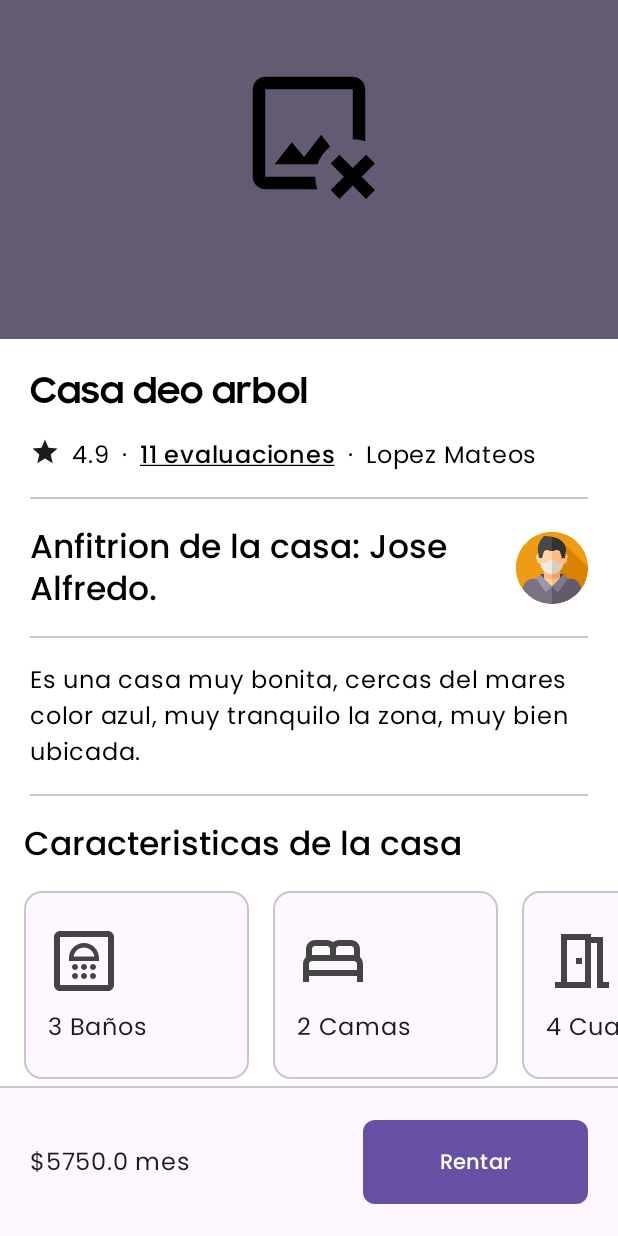
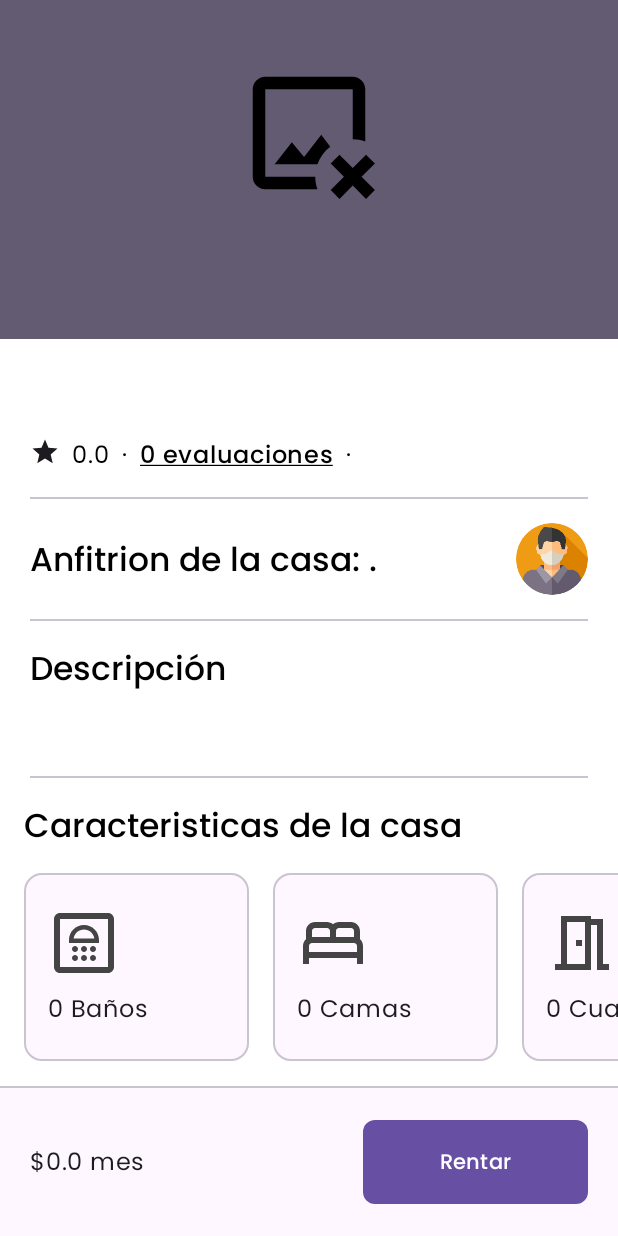
Before and after one commit to ALDAIR301098/RentMe, an Android app built with Jetpack Compose: the @Preview function HouseDetailScreenPreview, on a phone screen of 412 x 824 dp. Run offline under Robolectric (Android 15) with nearby library versions, the phone set to English and light mode, and no system bars; our stand-ins replace Firebase (no records; nobody signed in at launch, a user with empty details on screens opened directly), accompanist, constraintlayout-compose; 2 statements that could not run were skipped.

Commit message:
Se implementaron la mayoria de funciones solo quedan algunas cuantas mas y detalles.

```diff
--- a/app/build.gradle
+++ b/app/build.gradle
@@ -90,6 +90,7 @@ dependencies {
     //PAGER
     implementation "com.google.accompanist:accompanist-placeholder-material:0.28.0"
     implementation "com.google.accompanist:accompanist-pager:0.28.0"
+    implementation "com.google.accompanist:accompanist-pager-indicators:0.28.0"
 
     //FIREBASE
     implementation platform('com.google.firebase:firebase-bom:31.1.0')
--- a/app/src/main/java/com/softgames/rentme/domain/model/House.kt
+++ b/app/src/main/java/com/softgames/rentme/domain/model/House.kt
@@ -8,8 +8,9 @@ import com.softgames.rentme.domain.model.RentMeUser.*
 data class House(
     @get: Exclude var id: String = "",
     var name: String = "",
+    var hostId: String = "",
     var hostName: String = "",
-    var hostPhoto: String? = "",
+    var hostPhoto: String? = null,
     var colony: String = "",
     var description: String = "",
     var price: Float = 0.0f,
@@ -26,6 +27,7 @@ fun DocumentSnapshot.toHouse() =
     House(
         id = id,
         name = getString("name")!!,
+        hostId = getString("hostId")!!,
         hostName = getString("hostName")!!,
         hostPhoto = getString("hostPhoto"),
         colony = getString("colony")!!,
@@ -35,6 +37,7 @@ fun DocumentSnapshot.toHouse() =
         rooms = getLong("rooms")!!.toInt(),
         beds = getLong("beds")!!.toInt(),
         bathrooms = getLong("bathrooms")!!.toInt(),
+        photoList = get("photoList") as List<Uri>,
         rating = getDouble("rating")!!.toFloat(),
         timesRated = getLong("timesRated")!!.toInt(),
     )
--- a/app/src/main/java/com/softgames/rentme/presentation/screens/home/house_detail/HouseDetailComp.kt
+++ b/app/src/main/java/com/softgames/rentme/presentation/screens/home/house_detail/HouseDetailComp.kt
@@ -4,12 +4,14 @@ import android.net.Uri
 import androidx.compose.foundation.layout.*
 import androidx.compose.foundation.lazy.LazyRow
 import androidx.compose.foundation.lazy.items
+import androidx.compose.foundation.shape.RoundedCornerShape
 import androidx.compose.material.icons.Icons
 import androidx.compose.material.icons.filled.Star
 import androidx.compose.material3.*
 import androidx.compose.runtime.Composable
 import androidx.compose.ui.Alignment
 import androidx.compose.ui.Modifier
+import androidx.compose.ui.draw.clip
 import androidx.compose.ui.graphics.Color
 import androidx.compose.ui.graphics.ColorFilter
 import androidx.compose.ui.input.nestedscroll.nestedScroll
@@ -75,7 +77,7 @@ fun HouseDetails(
 @Composable
 fun HostRow(
     name: String,
-    photo: Uri?,
+    photo: String?,
 ) {
     Row(
         modifier = Modifier.fillMaxWidth(),
@@ -91,9 +93,22 @@ fun HostRow(
         AsyncImage(
             model = photo ?: R.drawable.img_user_profile,
             contentDescription = null,
-            modifier = Modifier.size(48.dp),
+            modifier = Modifier
+                .size(48.dp)
+                .clip(RoundedCornerShape(100)),
         )
     }
+}
+
+@Composable
+fun HouseDescriptionTitle() {
+    Text(
+        modifier = Modifier.fillMaxSize(),
+        text = "Descripción",
+        style = MaterialTheme.typography.titleLarge.copy(
+            fontWeight = FontWeight.W500
+        )
+    )
 }
 
 @Composable
--- a/app/src/main/java/com/softgames/rentme/presentation/screens/home/house_detail/HouseDetailScreen.kt
+++ b/app/src/main/java/com/softgames/rentme/presentation/screens/home/house_detail/HouseDetailScreen.kt
@@ -1,5 +1,6 @@
 package com.softgames.rentme.presentation.screens.home.house_detail
 
+import android.util.Log
 import androidx.compose.foundation.layout.*
 import androidx.compose.foundation.rememberScrollState
 import androidx.compose.foundation.verticalScroll
@@ -7,19 +8,35 @@ import androidx.compose.material.icons.Icons
 import androidx.compose.material.icons.outlined.Bed
 import androidx.compose.material.icons.outlined.Groups
 import androidx.compose.material.icons.outlined.MeetingRoom
-import androidx.compose.material.icons.outlined.Room
 import androidx.compose.material3.Divider
 import androidx.compose.runtime.Composable
+import androidx.compose.runtime.LaunchedEffect
+import androidx.compose.runtime.rememberCoroutineScope
 import androidx.compose.ui.Modifier
 import androidx.compose.ui.tooling.preview.Devices
 import androidx.compose.ui.tooling.preview.Preview
 import androidx.compose.ui.unit.dp
 import androidx.constraintlayout.compose.ConstraintLayout
+import com.softgames.rentme.data.repository.HousesRepo
 import com.softgames.rentme.domain.model.HouseFeature
 import com.softgames.rentme.presentation.theme.RentMeTheme
+import kotlinx.coroutines.launch
 
 @Composable
-fun HouseDetailScreen() {
+fun HouseDetailScreen(
+    houseId: String,
+    viewModel: HouseDetailViewModel = HouseDetailViewModel(),
+) {
+
+    val scope = rememberCoroutineScope()
+
+    LaunchedEffect(Unit) {
+        scope.launch {
+            val house = HousesRepo.getCurrentHouse(houseId)
+            Log.d("ALDAIR", "House: ${house.name}")
+            viewModel.updateHouse(house)
+        }
+    }
 
     ConstraintLayout {
 
@@ -36,7 +53,7 @@ fun HouseDetailScreen() {
                 },
         ) {
 
-            ImagesViewPager(imageList = emptyList())
+            ImagesViewPager(viewModel.house!!.photoList)
 
             Spacer(modifier = Modifier.height(20.dp))
 
@@ -47,18 +64,26 @@ fun HouseDetailScreen() {
                 verticalArrangement = Arrangement.spacedBy(16.dp)
             ) {
 
-                HouseName(name = "Casa deo arbol")
+                HouseName(name = viewModel.house!!.name)
 
-                HouseDetails(rating = 4.9f, timesRated = 11, colony = "Lopez Mateos")
+                HouseDetails(
+                    rating = viewModel.house!!.rating,
+                    timesRated = viewModel.house!!.timesRated,
+                    colony = viewModel.house!!.colony
+                )
 
                 Divider(Modifier.fillMaxWidth())
 
-                HostRow(name = "Jose Alfredo", photo = null)
+                HostRow(
+                    name = viewModel.house!!.hostName,
+                    photo = viewModel.house!!.hostPhoto
+                )
 
                 Divider(Modifier.fillMaxWidth())
 
-                HouseDescription(description = "Es una casa muy bonita, cercas del mar" +
-                        "es color azul, muy tranquilo la zona, muy bien ubicada.")
+                HouseDescriptionTitle()
+
+                HouseDescription(description = viewModel.house!!.description)
 
                 Divider(Modifier.fillMaxWidth())
 
@@ -72,11 +97,17 @@ fun HouseDetailScreen() {
 
             HouseFeaturesItems(
                 listOf(
-                HouseFeature("Baños", quantity = 3),
-                HouseFeature("Camas", quantity = 2, icon = Icons.Outlined.Bed),
-                HouseFeature("Cuartos", quantity = 4, icon = Icons.Outlined.MeetingRoom),
-                HouseFeature("Personas", quantity = 4, icon = Icons.Outlined.Groups)
-            ))
+                    HouseFeature(name = "Baños", quantity = viewModel.house!!.bathrooms),
+                    HouseFeature("Camas",
+                        quantity = viewModel.house!!.beds,
+                        icon = Icons.Outlined.Bed),
+                    HouseFeature("Cuartos",
+                        quantity = viewModel.house!!.rooms,
+                        icon = Icons.Outlined.MeetingRoom),
+                    HouseFeature("Personas",
+                        quantity = viewModel.house!!.guestNumber,
+                        icon = Icons.Outlined.Groups)
+                ))
 
             Spacer(modifier = Modifier.height(48.dp))
 
@@ -84,7 +115,7 @@ fun HouseDetailScreen() {
 
         PriceBar(
             modifier = Modifier.constrainAs(priceBar) { bottom.linkTo(parent.bottom) },
-            price = 5750f
+            price = viewModel.house!!.price
         )
 
     }
@@ -95,6 +126,6 @@ fun HouseDetailScreen() {
 @Composable
 private fun HouseDetailScreenPreview() {
     RentMeTheme {
-        HouseDetailScreen()
+        HouseDetailScreen("")
     }
 }
--- /dev/null
+++ b/app/src/main/java/com/softgames/rentme/presentation/screens/home/house_detail/HouseDetailViewModel.kt
@@ -0,0 +1,18 @@
+package com.softgames.rentme.presentation.screens.home.house_detail
+
+import androidx.compose.runtime.getValue
+import androidx.compose.runtime.mutableStateOf
+import androidx.compose.runtime.setValue
+import androidx.lifecycle.ViewModel
+import com.softgames.rentme.domain.model.House
+
+class HouseDetailViewModel : ViewModel() {
+
+    var house: House? by mutableStateOf(House())
+        private set
+
+    fun updateHouse(_house: House) {
+        this.house = _house
+    }
+
+}
--- a/app/src/main/java/com/softgames/rentme/presentation/screens/home/register_house/PhotoViewPager.kt
+++ b/app/src/main/java/com/softgames/rentme/presentation/screens/home/register_house/PhotoViewPager.kt
@@ -38,7 +38,7 @@ fun PhotoViewPager(
         Box(
             modifier = Modifier
                 .fillMaxWidth()
-                .height(250.dp)
+                .height(275.dp)
                 .padding(horizontal = 20.dp)
                 .clip(RoundedCornerShape(28.dp))
                 .background(MaterialTheme.colorScheme.tertiary)
--- a/app/src/main/java/com/softgames/rentme/presentation/screens/home/register_house/RegisterHouseScreen.kt
+++ b/app/src/main/java/com/softgames/rentme/presentation/screens/home/register_house/RegisterHouseScreen.kt
@@ -24,7 +24,6 @@ import androidx.compose.ui.unit.dp
 import androidx.core.app.ActivityCompat
 import androidx.core.app.ComponentActivity
 import androidx.lifecycle.viewmodel.compose.viewModel
-import com.softgames.rentme.domain.model.ScreenState
 import com.softgames.rentme.domain.model.ScreenState.*
 import com.softgames.rentme.domain.model.toHost
 import com.softgames.rentme.presentation.components.others.MyIcon
@@ -39,7 +38,7 @@ import kotlinx.coroutines.launch
 fun RegisterHouseScreen(
     userId: String,
     activity: ComponentActivity,
-    onCloseClicked: () -> Unit,
+    onFinish: () -> Unit,
     viewModel: RegisterHouseViewModel = viewModel(),
 ) {
 
@@ -116,7 +115,7 @@ fun RegisterHouseScreen(
         is FINISHED -> {
            LaunchedEffect(Unit) {
                viewModel.updateScreenState(WAITING)
-               onCloseClicked()
+               onFinish()
            }
         }
 
--- a/app/src/main/java/com/softgames/rentme/presentation/util/CropImage3x2.kt
+++ b/app/src/main/java/com/softgames/rentme/presentation/util/CropImage3x2.kt
@@ -17,7 +17,7 @@ class CropImage3x2 : ActivityResultContract<Pair<Uri, Uri>, Uri?>() {
 
     private fun opcionesRecorte(): UCrop.Options {
         val crop_options = UCrop.Options()
-        crop_options.withAspectRatio(3f, 2f)
+        crop_options.withAspectRatio(3f, 2.3f)
         crop_options.withMaxResultSize(1000, 1000)
         crop_options.setCompressionQuality(70)
         crop_options.setHideBottomControls(false)
```
Also changed, not shown: app/src/main/java/com/softgames/rentme/data/repository/HousesRepo.kt (added, +30 -0 lines), app/src/main/java/com/softgames/rentme/presentation/navigation/Destinations.kt (+8 -2 lines), app/src/main/java/com/softgames/rentme/presentation/navigation/NavigationHost.kt (+17 -3 lines), app/src/main/java/com/softgames/rentme/presentation/screens/home/guest_home/GuestHomeComp.kt (+40 -21 lines), app/src/main/java/com/softgames/rentme/presentation/screens/home/guest_home/GuestHomeScreen.kt (+14 -26 lines), app/src/main/java/com/softgames/rentme/presentation/screens/home/guest_home/GuestHomeViewModel.kt (+14 -0 lines), app/src/main/java/com/softgames/rentme/presentation/screens/home/host_home/HostHomeScreen.kt (+14 -15 lines), app/src/main/java/com/softgames/rentme/presentation/screens/home/host_home/HostHomeViewModel.kt (+25 -2 lines), app/src/main/java/com/softgames/rentme/presentation/screens/home/register_house/RegisterHouseViewModel.kt (+6 -1 lines).
